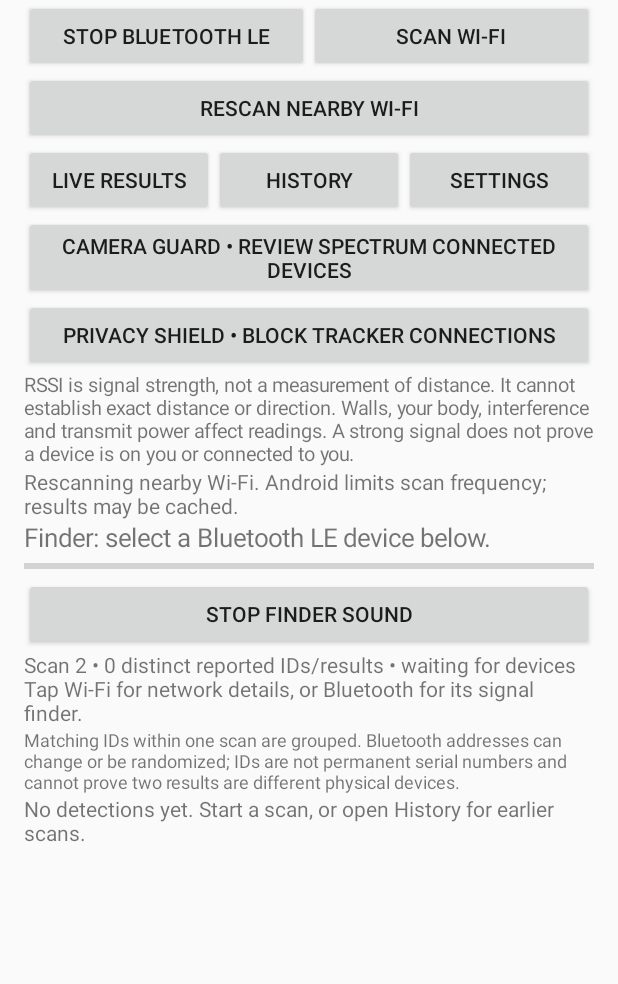
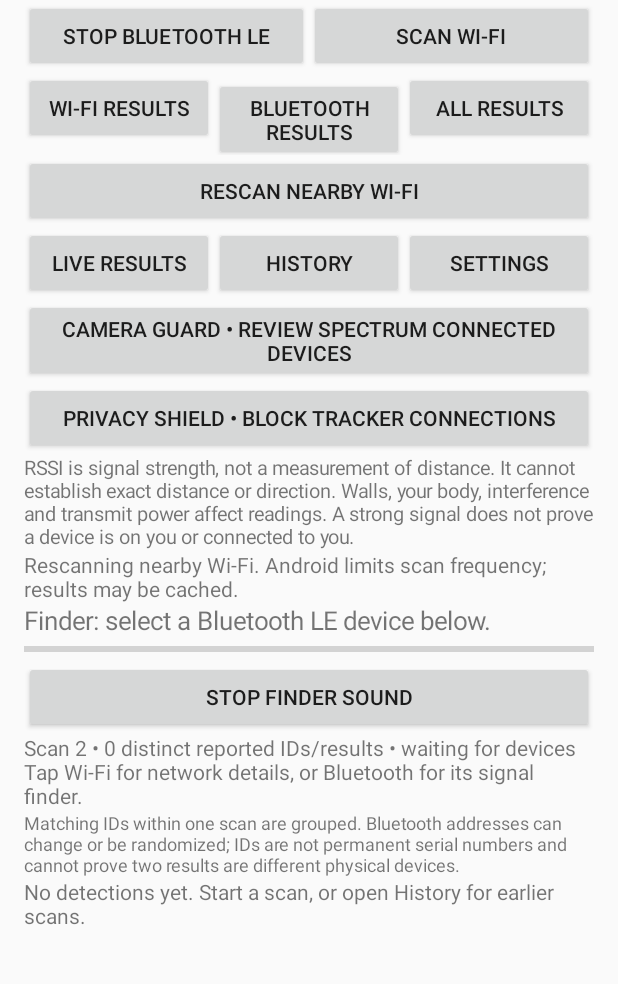
Before and after one commit to jettblue1488/RFControl-Android-, an Android app: the screen it shows after launch (MainActivity), after a tap on "SCAN WI-FI", on a phone screen of 412 x 824 dp, the part 59-1043 px from its top. Run offline under Robolectric (Android 15) with nearby library versions, the phone set to English and light mode, and no system bars; 1 other tap on this screen came first.

Commit message:
Improve Wi-Fi scan permissions, diagnostics and result filtering

```diff
--- a/app/src/main/java/com/rfcontrol/app/MainActivity.kt
+++ b/app/src/main/java/com/rfcontrol/app/MainActivity.kt
@@ -17,6 +17,7 @@ import android.content.pm.PackageManager
 import android.media.AudioManager
 import android.media.ToneGenerator
 import android.net.wifi.WifiManager
+import android.location.LocationManager
 import android.os.Build
 import android.os.Bundle
 import android.os.Handler
@@ -56,6 +57,8 @@ class MainActivity : Activity() {
     private var nextBeep = 0L
     private var tone: ToneGenerator? = null
     private var wifiSession: Long? = null
+    private var pendingWifiPermission = false
+    private var resultFilter = "All"
     private var wifiRequestedAt = 0L
     private var receiverRegistered = false
     private var lastRender = 0L
@@ -120,6 +123,11 @@ class MainActivity : Activity() {
         bluetoothButton = button(controls, "Scan Bluetooth LE") { if (scanning) { stopBluetooth(); status.text = "Bluetooth scan stopped. History saved." } else startBluetooth() }
         button(controls, "Scan Wi-Fi") { scanWifi() }
         root.addView(controls)
+        val filters = LinearLayout(this)
+        button(filters, "Wi-Fi results") { resultFilter = "Wi-Fi"; showingHistory = false; render() }
+        button(filters, "Bluetooth results") { resultFilter = "BLE"; showingHistory = false; render() }
+        button(filters, "All results") { resultFilter = "All"; render() }
+        root.addView(filters)
         root.addView(Button(this).apply {
             text = "Rescan nearby Wi-Fi"
             contentDescription = "Start another Wi-Fi scan and save a new timestamped scan session"
@@ -223,9 +231,18 @@ class MainActivity : Activity() {
             else if (Build.VERSION.SDK_INT >= 31) arrayOf(Manifest.permission.ACCESS_COARSE_LOCATION, Manifest.permission.ACCESS_FINE_LOCATION)
             else arrayOf(Manifest.permission.ACCESS_FINE_LOCATION)
         if (needed.all { has(it) }) return true
+        pendingWifiPermission = !bluetooth
         requestPermissions(needed, 100)
         status.text = "Allow ${if (bluetooth && Build.VERSION.SDK_INT >= 31) "Nearby devices and precise Location" else "precise Location"}, then tap Scan again. Location services may also need to be enabled."
         return false
+    }
+    override fun onRequestPermissionsResult(requestCode: Int, permissions: Array<out String>, grantResults: IntArray) {
+        super.onRequestPermissionsResult(requestCode, permissions, grantResults)
+        if (requestCode == 100 && pendingWifiPermission) {
+            pendingWifiPermission = false
+            if (has(Manifest.permission.ACCESS_FINE_LOCATION)) scanWifi()
+            else status.text = "Wi-Fi blocked: allow Precise location in app permissions."
+        }
     }
     private fun startBluetooth() {
         if (!permissions(true)) return
@@ -235,6 +252,7 @@ class MainActivity : Activity() {
             if (available == null) { status.text = "Bluetooth LE unavailable or Bluetooth disabled. Enable Bluetooth in Settings."; return }
             scanner = available
             bleSession = history.begin("BLE")
+            resultFilter = "BLE"
             visibleSession = bleSession
             showingHistory = false
             scanning = true
@@ -294,7 +312,14 @@ class MainActivity : Activity() {
 
     @Suppress("DEPRECATION")
     private fun scanWifi() {
+        resultFilter = "Wi-Fi"
         if (!permissions(false)) return
+        val location = getSystemService(LOCATION_SERVICE) as LocationManager
+        if (!location.isLocationEnabled) {
+            status.text = "Wi-Fi scan blocked: enable Android Location services."
+            render()
+            return
+        }
         if (wifiSession != null) { status.text = "Wi-Fi scan already in progress. Wait for results before rescanning."; return }
         val wifi = applicationContext.getSystemService(WIFI_SERVICE) as WifiManager
         try {
@@ -329,7 +354,7 @@ class MainActivity : Activity() {
                 history.record(session, "Wi-Fi", network.BSSID ?: "Identifier unavailable: ${network.SSID}/${network.frequency}", network.SSID.orEmpty(),
                     "${network.frequency} MHz; ${network.capabilities}; ${if (fresh) "fresh result" else "CACHED result"}${if (!validTime) "; observation time unavailable, shown time is retrieval" else ""}", seenAt, network.level)
             }
-            status.text = if (results.isEmpty()) "No Wi-Fi results. Enable Location and Wi-Fi; Android may throttle scans."
+            status.text = if (results.isEmpty()) "No Wi-Fi results returned. Check Wi-Fi, Precise location, Location services, or scan throttling."
                 else if (cached || !updated) "Wi-Fi results saved. Cached readings are marked with their original observation time when available. Android may throttle scans."
                 else "Fresh Wi-Fi results saved. These are access points, not a list of connected client devices."
             render()
@@ -412,7 +437,8 @@ class MainActivity : Activity() {
     private fun render() {
         lastRender = SystemClock.elapsedRealtime()
         list.removeAllViews()
-        val rows = if (showingHistory) history.rows(limit = historyLimit) else visibleSession?.let { history.rows(it, 10000) }.orEmpty()
+        val allRows = if (showingHistory) history.rows(limit = historyLimit) else visibleSession?.let { history.rows(it, 10000) }.orEmpty()
+        val rows = if (resultFilter == "All") allRows else allRows.filter { it.kind == resultFilter }
         list.addView(TextView(this).apply {
             text = if (showingHistory) "Saved history • newest scans first • local time (${java.util.TimeZone.getDefault().id})\nTap a saved BLE entry to search again."
                 else "Scan ${visibleSession ?: ""} • ${rows.size} distinct reported IDs/results • ${rows.firstOrNull()?.first?.let { date(it) } ?: "waiting for devices"}\nTap Wi-Fi for network details, or Bluetooth for its signal finder."
```
